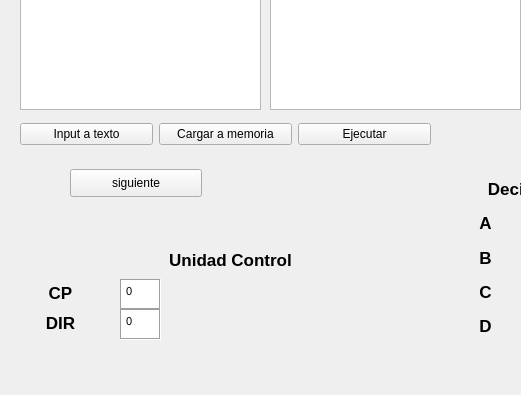
Above: vista/Diseno_GUI.ui from dvillamor0/proyectoLenguages before the change; both pictures show x 0 to 521 and y 481 to 876 of the 1293 by 876 pixel window. Below: the same form after it.
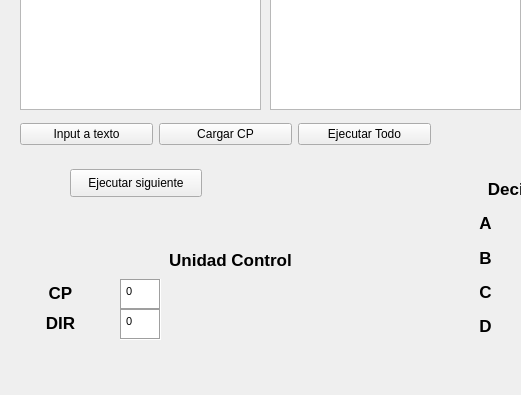
That is the form after the change. Icons and pictures are not drawn.

What changed in the file:
```diff
--- a/vista/Diseno_GUI.ui
+++ b/vista/Diseno_GUI.ui
@@ -768,14 +768,14 @@
      <item>
       <widget class="QPushButton" name="Boton_Ens">
        <property name="text">
-        <string>Cargar a memoria</string>
+        <string>Cargar CP</string>
        </property>
       </widget>
      </item>
      <item>
       <widget class="QPushButton" name="Exxecute_instructions">
        <property name="text">
-        <string>Ejecutar</string>
+        <string>Ejecutar Todo</string>
        </property>
       </widget>
      </item>
@@ -1044,7 +1044,7 @@
      </rect>
     </property>
     <property name="text">
-     <string>siguiente</string>
+     <string>Ejecutar siguiente</string>
     </property>
    </widget>
    <widget class="QTextEdit" name="codigofuente_input">
```
Left out of the diff: 2 changed lines with no effect on the pictures.
